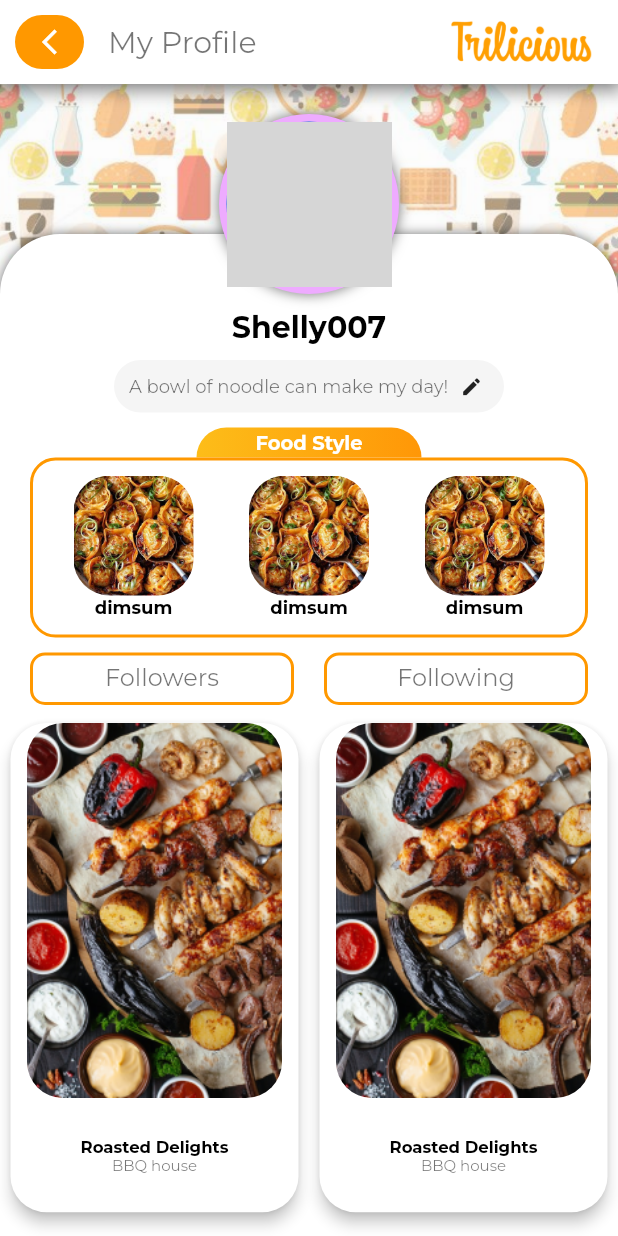
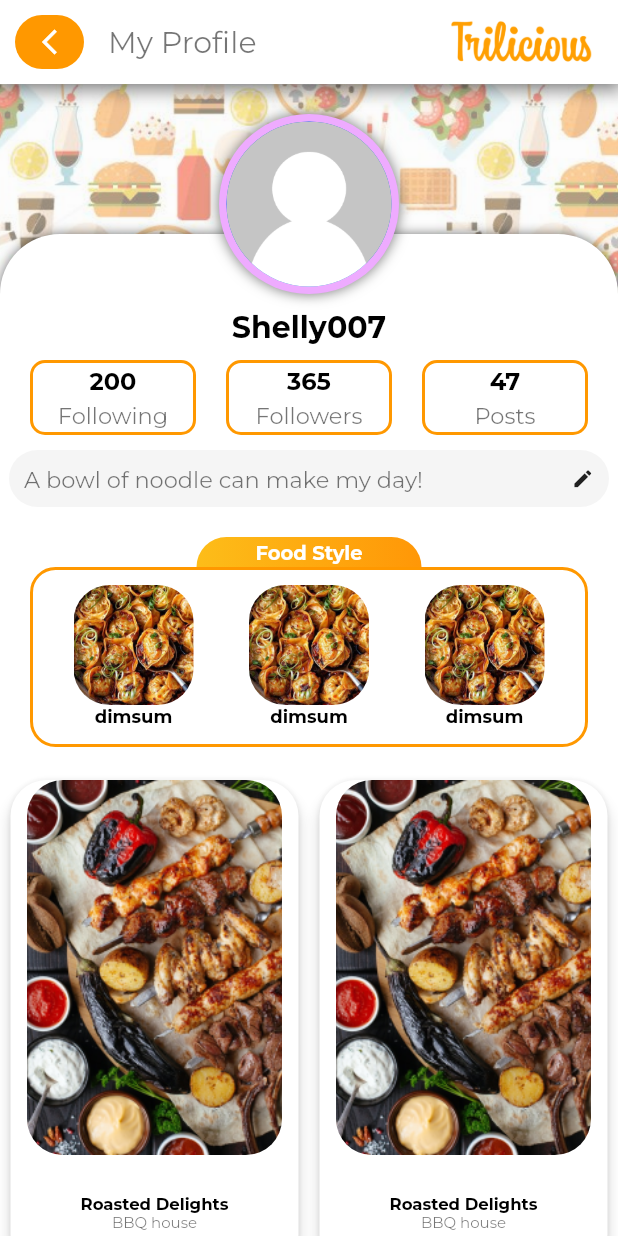
Before and after one commit to iamshikhar7/TriliciousSocialMvp, a Flutter app: the screen it shows after launch, after a tap on "Sign in with Google", after a tap on the "menu" icon, after a tap on "Profile", on a phone screen of 412 x 824 dp. Run offline on Flutter 3.47's test engine with Material 2 defaults, Android fonts, the phone set to English and light mode, and no system bars; our stand-ins replace cloud_firestore, firebase_auth, firebase_core, firebase_storage, floating_bottom_navigation_bar, google_fonts and 3 more; missing offline and left inert: qr_code_scanner; accounts and stored records are empty; grey boxes are pictures that could not be loaded.

Commit message:
to the jupiter

```diff
--- a/lib/ProfilePage.dart
+++ b/lib/ProfilePage.dart
@@ -1,13 +1,14 @@
+import 'dart:typed_data';
 import 'dart:ui';
 import 'package:flutter/material.dart';
 import 'package:image_picker/image_picker.dart';
 import 'package:provider/provider.dart';
 import 'package:trilicious_mvp/ProfileUtils.dart';
+import 'package:trilicious_mvp/utils/utils.dart';
 import 'widgets/CategoryCard.dart';
 import 'widgets/rosted.dart';
 import 'constants/app_large_text.dart';
 import 'constants/app_text.dart';
-import 'package:trilicious_mvp/ProfileUtils.dart';
 
 class ProfilePage extends StatefulWidget {
   const ProfilePage({Key? key}) : super(key: key);
@@ -17,6 +18,17 @@ class ProfilePage extends StatefulWidget {
 }
 
 class _ProfilePageState extends State<ProfilePage> {
+
+  Uint8List? _image;
+
+  void selectImage() async {
+    Uint8List im = await pickImage(ImageSource.gallery);
+    setState((){
+      _image = im;
+    });
+  }
+
+
   @override
   Widget build(BuildContext context) {
     return Scaffold(
@@ -97,8 +109,97 @@ class _ProfilePageState extends State<ProfilePage> {
                             const SizedBox(
                               height: 10,
                             ),
+
+                            // F O L L O W E R S
+                            Padding(
+                              padding:
+                                  const EdgeInsets.only(left: 10, right: 10),
+                              child: Row(
+                                children: [
+                                  Expanded(
+                                    child: Container(
+                                      height: 50,
+                                      margin: EdgeInsets.fromLTRB(10, 0, 10, 0),
+                                      decoration: BoxDecoration(
+                                        borderRadius: BorderRadius.circular(10),
+                                        border: Border.all(
+                                            color: Colors.orange, width: 2),
+                                      ),
+                                      child: Center(
+                                        child: Column(
+                                          mainAxisAlignment: MainAxisAlignment.spaceEvenly,
+                                          children: [
+                                            AppLargeText(text: '200',
+                                              size: 16,),
+                                            AppText(
+                                              text: 'Following',
+                                              size: 15,
+                                            ),
+                                          ],
+                                        ),
+                                      ),
+                                    ),
+                                  ),
+                                  //Followers
+                                  Expanded(
+                                    child: Container(
+                                      height: 50,
+                                      margin: EdgeInsets.fromLTRB(10, 0, 10, 0),
+                                      decoration: BoxDecoration(
+                                        borderRadius: BorderRadius.circular(10),
+                                        border: Border.all(
+                                            color: Colors.orange, width: 2),
+                                      ),
+                                      child: Center(
+                                        child: Column(
+                                          mainAxisAlignment: MainAxisAlignment.spaceEvenly,
+                                          children: [
+                                            AppLargeText(text: '365',
+                                            size: 16,),
+                                            AppText(
+                                              text: 'Followers',
+                                              size: 15,
+                                            ),
+                                          ],
+                                        ),
+                                      ),
+                                    ),
+                                  ),
+                                  Expanded(
+                                    child: Container(
+                                      height: 50,
+                                      margin: EdgeInsets.fromLTRB(10, 0, 10, 0),
+                                      decoration: BoxDecoration(
+                                          borderRadius:
+                                              BorderRadius.circular(10),
+                                          border: Border.all(
+                                              color: Colors.orange, width: 2)),
+                                      child: Center(
+                                          child:Column(
+                                            mainAxisAlignment: MainAxisAlignment.spaceEvenly,
+                                            children: [
+                                              AppLargeText(text: '47',
+                                                size: 16,),
+                                              AppText(
+                                                text: 'Posts',
+                                                size: 15,
+                                              ),
+                                            ],
+                                          ),),
+                                    ),
+                                  ),
+                                  //Following
+                                ],
+                              ),
+                            ),
+
+                            const SizedBox(
+                              height: 10,
+                            ),
+
+                            // B I O
                             Container(
-                              width: 260,
+                              width: 400,
                               decoration: BoxDecoration(
                                 borderRadius: BorderRadius.circular(20),
                                 color: Colors.grey.shade100,
@@ -106,10 +207,11 @@ class _ProfilePageState extends State<ProfilePage> {
                               child: Padding(
                                 padding: const EdgeInsets.all(10),
                                 child: Row(
+                                  mainAxisAlignment: MainAxisAlignment.spaceBetween,
                                   children: [
                                     AppText(
                                       text: 'A bowl of noodle can make my day!',
-                                      size: 12,
+                                      size: 15,
                                     ),
                                     const SizedBox(
                                       width: 8,
@@ -122,9 +224,12 @@ class _ProfilePageState extends State<ProfilePage> {
                                 ),
                               ),
                             ),
-                            const SizedBox(
-                              height: 10,
-                            ),
+
+                            SizedBox(height:
+                            20,),
+
+
+                            // F O O D - S T Y L E
                             Container(
                               width: 150,
                               decoration: const BoxDecoration(
@@ -146,12 +251,11 @@ class _ProfilePageState extends State<ProfilePage> {
                                 ),
                               ),
                             ),
-                            //
+
                             //todo Configure the category card and integrate here
-                            //
                             Container(
                               margin:
-                                  const EdgeInsets.only(left: 20, right: 20),
+                              const EdgeInsets.only(left: 20, right: 20),
                               height: 120,
                               decoration: BoxDecoration(
                                 borderRadius: BorderRadius.circular(17),
@@ -159,7 +263,7 @@ class _ProfilePageState extends State<ProfilePage> {
                               ),
                               child: Row(
                                 mainAxisAlignment:
-                                    MainAxisAlignment.spaceEvenly,
+                                MainAxisAlignment.spaceEvenly,
                                 children: const [
                                   CategoryCard(
                                     categoryImage: 'assets/images/dimsum.png',
@@ -176,50 +280,12 @@ class _ProfilePageState extends State<ProfilePage> {
                                 ],
                               ),
                             ),
+                            //
                             const SizedBox(
                               height: 10,
                             ),
-                            Padding(
-                              padding:
-                                  const EdgeInsets.only(left: 10, right: 10),
-                              child: Row(
-                                children: [
-                                  Expanded(
-                                    child: Container(
-                                      height: 35,
-                                      margin: EdgeInsets.fromLTRB(10, 0, 10, 0),
-                                      decoration: BoxDecoration(
-                                        borderRadius: BorderRadius.circular(10),
-                                        border: Border.all(
-                                            color: Colors.orange, width: 2),
-                                      ),
-                                      child: Center(
-                                        child: AppText(
-                                          text: 'Followers',
-                                        ),
-                                      ),
-                                    ),
-                                  ),
-                                  //Followers
-                                  Expanded(
-                                    child: Container(
-                                      height: 35,
-                                      margin: EdgeInsets.fromLTRB(10, 0, 10, 0),
-                                      decoration: BoxDecoration(
-                                          borderRadius:
-                                              BorderRadius.circular(10),
-                                          border: Border.all(
-                                              color: Colors.orange, width: 2)),
-                                      child: Center(
-                                          child: AppText(
-                                        text: 'Following',
-                                      )),
-                                    ),
-                                  ),
-                                  //Following
-                                ],
-                              ),
-                            ),
+
+                            // P O S T S
                             GridView.builder(
                               shrinkWrap: true,
                               primary: false,
@@ -280,11 +346,7 @@ class _ProfilePageState extends State<ProfilePage> {
                                           children: [
                                             MaterialButton(
                                               onPressed: () {
-                                                Provider.of<ProfileUtils>(context, listen: false).pickUserAvatar(context,ImageSource.gallery).whenComplete(()
-                                                {
-                                                  Navigator.pop(context);
-                                                }
-                                                );
+                                                selectImage();
                                               },
                                               child: Card(
                                                 color: Colors.orange,
@@ -312,14 +374,10 @@ class _ProfilePageState extends State<ProfilePage> {
                                             SizedBox(
                                               width: 40,
                                             ),
+
                                             MaterialButton(
                                               onPressed: () {
-                                                Provider.of<ProfileUtils>(context, listen: false).pickUserAvatar(context,ImageSource.camera).whenComplete(()
-                                                {
-                                                  Navigator.pop(context);
-                                                }
-                                                );
-
+                                                selectImage(); // O N  P R E S S E D
                                               },
                                               child: Card(
                                                 color: Colors.orange,
@@ -356,17 +414,23 @@ class _ProfilePageState extends State<ProfilePage> {
                           child: CircleAvatar(
                             backgroundColor: Color(0xffEEABFF),
                             radius: 60,
-                            child: CircleAvatar(
+                            child: _image != null
+                                ? CircleAvatar(
                               radius: 55,
-                              backgroundImage: AssetImage(
-                                'assets/images/shelly.png',
+                              backgroundImage:
+                              MemoryImage(_image!
+                                //'assets/images/shelly.png',
                                   //FileImage(
                                     //Provider.of<ProfileUtils>(context, listen: false).userAvatar
                                   ),
+                            )
+                                : const CircleAvatar(
+                              radius: 55,
+                              backgroundImage: AssetImage('assets/images/Def.png'),
+                            ),
                             ),
                           ),
                         ),
-                      ),
                     ],
                   ),
                 ),
--- a/lib/ProfileUtils.dart
+++ b/lib/ProfileUtils.dart
@@ -19,7 +19,7 @@ class ProfileUtils with ChangeNotifier {
         : userAvatar = File(
             pickedUserAvatar.path,
           ) ;
-    print(userAvatar?.path);
+    print(userAvatar.path);
 
     userAvatar != null
         ? Provider.of<FirebaseOperations>(context, listen: false).uploadUserAvatar(context)
--- a/lib/main.dart
+++ b/lib/main.dart
@@ -1,5 +1,4 @@
 import 'package:flutter/material.dart';
-import 'package:flutter/services.dart';
 import 'package:trilicious_mvp/HomePage.dart';
 import 'package:trilicious_mvp/ProfileUtils.dart';
 import 'package:trilicious_mvp/screens/LoginPages/LoginPage.dart';
@@ -18,18 +17,15 @@ void main() async {
   await Firebase.initializeApp(
     options: DefaultFirebaseOptions.currentPlatform,
   );
-  SystemChrome.setPreferredOrientations([DeviceOrientation.portraitUp])
-      .then((value) => runApp(MyApp()));
+  runApp(MyApp());
 }
 
-class MyApp extends StatefulWidget {
+
+
+
+class MyApp extends StatelessWidget {
   const MyApp({Key? key}) : super(key: key);
 
-  @override
-  State<StatefulWidget> createState() => _MyAppState();
-}
-
-class _MyAppState extends State<MyApp> {
   @override
   Widget build(BuildContext context) {
     return MultiProvider(
@@ -41,7 +37,7 @@ class _MyAppState extends State<MyApp> {
           ChangeNotifierProvider(create: (_) => ProfileUtils()),
           ChangeNotifierProvider(create: (_) => FirebaseOperations()),
           ChangeNotifierProvider(create: (_) => Authentication()),
-          ChangeNotifierProvider(create: (_) => ProviderLoginPage())
-        ]);
+          ChangeNotifierProvider(create: (_) => ProviderLoginPage())]
+    );
   }
 }
--- a/lib/screens/LoginPages/LoginPage.dart
+++ b/lib/screens/LoginPages/LoginPage.dart
@@ -7,6 +7,8 @@ import 'package:provider/provider.dart';
 import 'package:trilicious_mvp/HomePage.dart';
 import 'package:trilicious_mvp/screens/LoginPages/RegisterPage.dart';
 import 'package:trilicious_mvp/services/Authentication.dart';
+
+import '../../widgets/TextFieldInput.dart';
 
 class LoginPage extends StatefulWidget {
   const LoginPage({Key? key}) : super(key: key);
@@ -45,6 +47,7 @@ class _LoginPageState extends State<LoginPage> {
           children: [
             Container
             (height: double.maxFinite,
+              width: double.maxFinite,
               child: Image.asset('assets/images/Frame1.png', fit: BoxFit.cover,),
             ),
             Container(
@@ -65,38 +68,22 @@ class _LoginPageState extends State<LoginPage> {
                       const SizedBox(height: 30,),
                       Image.asset('assets/images/Orangefont.png', height: 30,),
                        const SizedBox(height:30,),
-                       TextField(
-                         controller: _emailController,
-                         cursorColor: Colors.orange,
-                         decoration: InputDecoration(
-                           enabledBorder: OutlineInputBorder(
-                             borderSide: BorderSide(color: Colors.grey.shade300),
-                             borderRadius: BorderRadius.circular(12),
-                           ),
-                           focusedBorder: OutlineInputBorder(
-                             borderSide: const BorderSide(color: Colors.orange),
-                             borderRadius: BorderRadius.circular(12),
-                           ),
-                            hintText: 'Email',
-                         ),
-                       ),
+
+                      //  T E X T   F I E L D S
+
+                      TextFieldInput(textEditingController: _emailController,
+                          hintText: 'Email',
+                          textInputType: TextInputType.text,
+                          isPass: false
+                      ),
                       const SizedBox(height: 20,),
-                      TextField(
-                        controller: _passwordController,
-                        obscureText: true,
-                        cursorColor: Colors.orange,
-                        decoration: InputDecoration(
-                          enabledBorder: OutlineInputBorder(
-                            borderSide: BorderSide(color: Colors.grey.shade300),
-                            borderRadius: BorderRadius.circular(12),
-                          ),
-                          focusedBorder: OutlineInputBorder(
-                            borderSide: const BorderSide(color: Colors.orange),
-                            borderRadius: BorderRadius.circular(12),
-                          ),
+                      TextFieldInput(textEditingController: _passwordController,
                           hintText: 'Password',
-                        ),
+                          textInputType: TextInputType.text,
+                          isPass: true
                       ),
+
+
                       const SizedBox(height: 20,),
                       GestureDetector(
                         onTap: (){
```
Also changed, not shown: lib/screens/LoginPages/RegisterPage.dart (+17 -30 lines), lib/services/AuthMethods.dart (added, +51 -0 lines), assets/images/Def.png (added), 3 other files.
